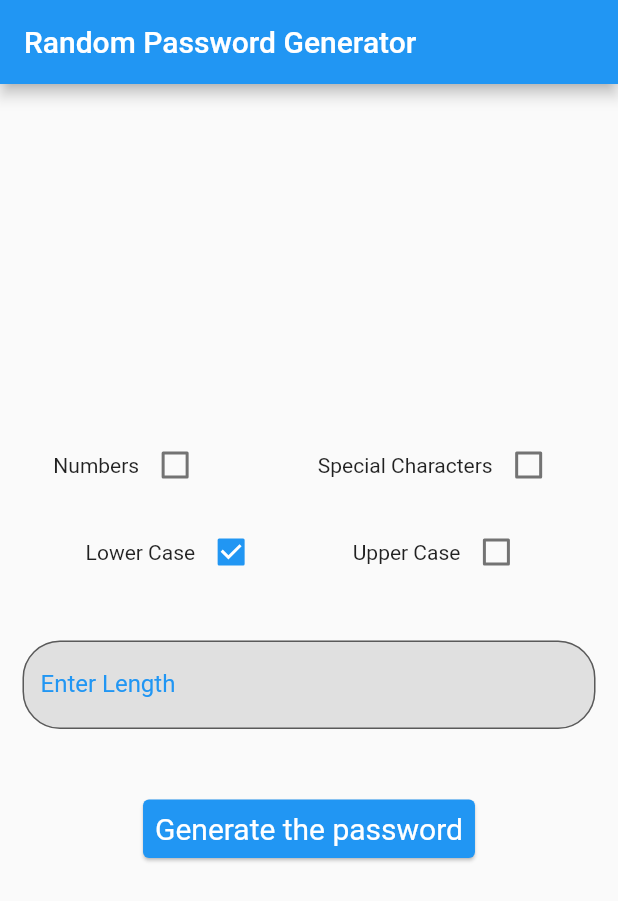
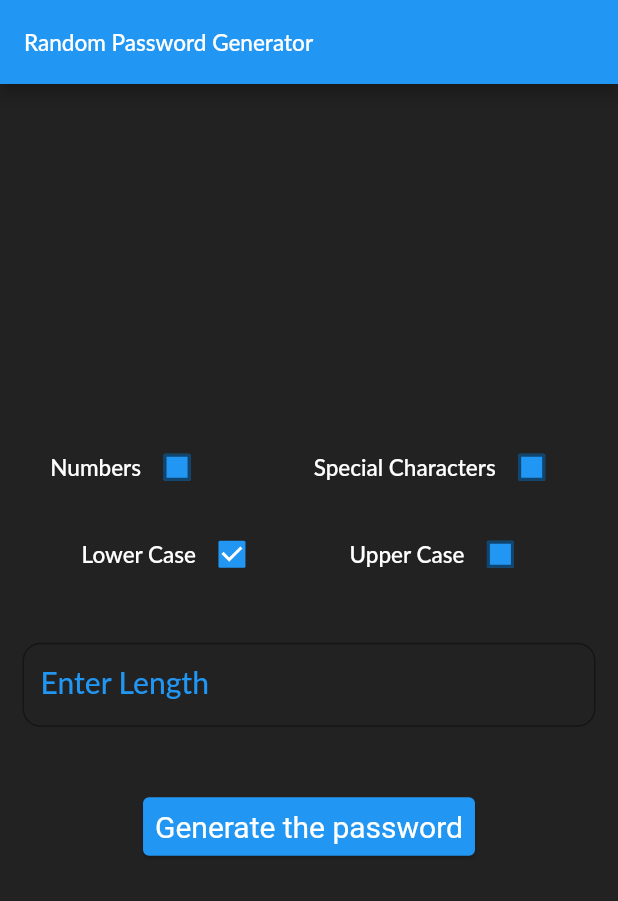
Before and after one commit to Hami0095/passwordgenerator, a Flutter app: the screen it shows after launch, after a tap on "Generate the password", on a phone screen of 412 x 824 dp. Shown: the top 901 px of the screen. Run offline on Flutter 3.47's test engine with Material 2 defaults, Android fonts, the phone set to English and light mode, and no system bars; missing offline and left inert: random_password_generator; Roboto replaces fonts that are missing (Lato).

Commit message:
0yA4HDpo-add&create Themes

```diff
--- a/lib/main.dart
+++ b/lib/main.dart
@@ -1,4 +1,5 @@
 import 'package:flutter/material.dart';
+import 'package:password_generator/themes/themes.dart';
 
 import './models/pwd_generator.dart';
 
@@ -14,9 +15,7 @@ class MyApp extends StatelessWidget {
   Widget build(BuildContext context) {
     return MaterialApp(
       title: 'Flutter Demo',
-      theme: ThemeData(
-        primarySwatch: Colors.blue,
-      ),
+      theme: MyThemes.darkTheme,
       home: const PasswordGenerator(),
     );
   }
--- a/lib/models/pwd_generator.dart
+++ b/lib/models/pwd_generator.dart
@@ -19,7 +19,7 @@ class _PasswordGeneratorState extends State<PasswordGenerator> {
   String newPassword = '';
   Color _color = Colors.blue;
   String isOk = '';
-  TextEditingController _passwordLength = TextEditingController();
+  final TextEditingController _passwordLength = TextEditingController();
   final password = RandomPasswordGenerator();
   @override
   void initState() {
@@ -50,8 +50,12 @@ class _PasswordGeneratorState extends State<PasswordGenerator> {
     return MaterialApp(
       debugShowCheckedModeBanner: false,
       home: Scaffold(
+        backgroundColor: Theme.of(context).scaffoldBackgroundColor,
         appBar: AppBar(
-          title: const Text('Random Password Generator'),
+          title: Text(
+            'Random Password Generator',
+            style: Theme.of(context).textTheme.bodyLarge,
+          ),
         ),
         body: Center(
           child: SingleChildScrollView(
@@ -63,8 +67,14 @@ class _PasswordGeneratorState extends State<PasswordGenerator> {
                     Row(
                       mainAxisAlignment: MainAxisAlignment.center,
                       children: <Widget>[
-                        const Text('Numbers'),
+                        Text(
+                          'Numbers',
+                          style: Theme.of(context).textTheme.bodyLarge,
+                        ),
                         Checkbox(
+                          fillColor: MaterialStateColor.resolveWith((states) {
+                            return Colors.blue;
+                          }),
                           value: _isWithNumbers,
                           onChanged: (value) => {
                             setState(() {
@@ -77,8 +87,14 @@ class _PasswordGeneratorState extends State<PasswordGenerator> {
                     Row(
                       mainAxisAlignment: MainAxisAlignment.center,
                       children: <Widget>[
-                        const Text('Special Characters'),
+                        Text(
+                          'Special Characters',
+                          style: Theme.of(context).textTheme.bodyLarge,
+                        ),
                         Checkbox(
+                          fillColor: MaterialStateColor.resolveWith((states) {
+                            return Colors.blue;
+                          }),
                           value: _isWithSpecial,
                           onChanged: (value) => {
                             setState(
@@ -102,8 +118,14 @@ class _PasswordGeneratorState extends State<PasswordGenerator> {
                     Row(
                       mainAxisAlignment: MainAxisAlignment.center,
                       children: <Widget>[
-                        const Text('Lower Case'),
+                        Text(
+                          'Lower Case',
+                          style: Theme.of(context).textTheme.bodyLarge,
+                        ),
                         Checkbox(
+                          fillColor: MaterialStateColor.resolveWith((states) {
+                            return Colors.blue;
+                          }),
                           value: _isWithLetters,
                           onChanged: (value) => {
                             setState(() {
@@ -116,8 +138,14 @@ class _PasswordGeneratorState extends State<PasswordGenerator> {
                     Row(
                       mainAxisAlignment: MainAxisAlignment.center,
                       children: <Widget>[
-                        const Text('Upper Case'),
+                        Text(
+                          'Upper Case',
+                          style: Theme.of(context).textTheme.bodyLarge,
+                        ),
                         Checkbox(
+                          fillColor: MaterialStateColor.resolveWith((states) {
+                            return Colors.blue;
+                          }),
                           value: _isWithUppercase,
                           onChanged: (value) => {
                             setState(() {
@@ -138,15 +166,16 @@ class _PasswordGeneratorState extends State<PasswordGenerator> {
                     controller: _passwordLength,
                     decoration: InputDecoration(
                       border: OutlineInputBorder(
-                        borderRadius: BorderRadius.circular(25.0),
+                        borderRadius: BorderRadius.circular(12.0),
                         borderSide: const BorderSide(),
                       ),
-                      filled: true,
+                      // filled: true,
                       fillColor: Colors.grey[300],
                       labelText: 'Enter Length',
-                      labelStyle: const TextStyle(color: Colors.blue),
+                      labelStyle: Theme.of(context).textTheme.titleLarge,
                     ),
                     keyboardType: TextInputType.number,
+                    style: Theme.of(context).textTheme.bodyMedium,
                   ),
                 ),
                 const SizedBox(
@@ -172,13 +201,16 @@ class _PasswordGeneratorState extends State<PasswordGenerator> {
                         password.checkPassword(password: newPassword);
                     if (passwordstrength < 0.3) {
                       _color = Colors.red;
-                      isOk = 'This password is weak!';
+                      isOk =
+                          'According to Password Sense, this password is weak!';
                     } else if (passwordstrength < 0.7) {
                       _color = Colors.blue;
-                      isOk = 'This password is Good';
+                      isOk =
+                          'According to Password Sense, this password is Good';
                     } else {
-                      _color = Colors.green;
-                      isOk = 'This password is Strong';
+                      _color = Colors.blueGrey;
+                      isOk =
+                          'According to Password Sense, this password is Strong';
                     }
                     if (newPassword.length < 8 ||
                         newPassword.isEmpty ||
@@ -187,8 +219,10 @@ class _PasswordGeneratorState extends State<PasswordGenerator> {
                           context: context,
                           builder: (ctx) {
                             return AlertDialog(
-                              title: const Text(
-                                  "Password Length provided is not OK!"),
+                              title: Text(
+                                "Password Length provided is not OK!",
+                                style: Theme.of(context).textTheme.titleLarge,
+                              ),
                               content: const Text(
                                   "Minimum password that can be entered is 8 and at max 50"),
                               actions: [
@@ -231,7 +265,11 @@ class _PasswordGeneratorState extends State<PasswordGenerator> {
                         padding: const EdgeInsets.all(8.0),
                         child: Text(
                           isOk,
-                          style: TextStyle(color: _color, fontSize: 25),
+                          style: TextStyle(
+                            color: _color,
+                            fontFamily: 'Lato',
+                            fontSize: 20,
+                          ),
                         ),
                       ),
                     ),
@@ -241,12 +279,28 @@ class _PasswordGeneratorState extends State<PasswordGenerator> {
                     child: SingleChildScrollView(
                       child: Padding(
                         padding: const EdgeInsets.all(8.0),
-                        child: Container(
-                          decoration: BoxDecoration(),
-                          child: SelectableText(
-                            newPassword,
-                            style: TextStyle(color: _color, fontSize: 25),
-                          ),
+                        child: Row(
+                          children: [
+                            Text(
+                              "Your Password : ",
+                              style: Theme.of(context).textTheme.bodyLarge,
+                            ),
+                            Container(
+                              decoration: BoxDecoration(
+                                border: Border.all(
+                                  color: Colors.grey,
+                                ),
+                                borderRadius: const BorderRadius.only(
+                                  topLeft: Radius.circular(10),
+                                  bottomRight: Radius.circular(10),
+                                ),
+                              ),
+                              width: MediaQuery.of(context).size.width * 0.50,
+                              padding: const EdgeInsets.all(12),
+                              child: SelectableText(newPassword,
+                                  style: Theme.of(context).textTheme.bodyLarge),
+                            ),
+                          ],
                         ),
                       ),
                     ),
--- /dev/null
+++ b/lib/themes/themes.dart
@@ -0,0 +1,106 @@
+import 'package:flutter/material.dart';
+import 'package:flutter/services.dart';
+
+class MyThemes {
+  static final darkTheme = ThemeData(
+    scaffoldBackgroundColor: Colors.black87,
+    primarySwatch: Colors.blue,
+    dividerColor: Colors.blue,
+    cardColor: Colors.black,
+    iconTheme: const IconThemeData(
+      color: Colors.white,
+    ),
+    drawerTheme: const DrawerThemeData(
+      backgroundColor: Color.fromARGB(255, 51, 51, 51),
+    ),
+    switchTheme: SwitchThemeData(
+      overlayColor: MaterialStateProperty.resolveWith(
+        (states) {
+          if (states.contains(MaterialState.pressed)) {
+            return Colors.blue;
+          }
+          return Colors.white;
+        },
+      ),
+    ),
+    textTheme: const TextTheme(
+      titleLarge: TextStyle(
+        color: Colors.blue,
+        fontFamily: 'Lato',
+        fontSize: 20,
+      ),
+      titleMedium: TextStyle(
+        color: Colors.blue,
+        fontFamily: 'Lato',
+        fontSize: 18,
+      ),
+      titleSmall: TextStyle(
+        color: Colors.blue,
+        fontFamily: 'Lato',
+        fontSize: 16,
+      ),
+      bodyLarge: TextStyle(
+        color: Colors.white,
+        fontFamily: 'Lato',
+        fontSize: 15,
+      ),
+      bodyMedium: TextStyle(
+        color: Colors.white,
+        fontFamily: 'Lato',
+        fontSize: 13,
+      ),
+      bodySmall: TextStyle(
+        color: Colors.white,
+        fontFamily: 'Lato',
+        fontSize: 15,
+      ),
+      headlineLarge: TextStyle(
+        color: Colors.white,
+        fontFamily: 'Lato-Bold',
+        fontSize: 24,
+        fontWeight: FontWeight.bold,
+      ),
+      headlineMedium: TextStyle(
+        color: Colors.white,
+        fontFamily: 'Lato-Bold',
+        fontSize: 20,
+        fontWeight: FontWeight.bold,
+      ),
+      headlineSmall: TextStyle(
+        color: Colors.white,
+        fontFamily: 'Lato',
+        fontSize: 18,
+        fontWeight: FontWeight.bold,
+        // fontStyle:
+      ),
+      labelLarge: TextStyle(
+        color: Colors.white,
+        fontFamily: 'Lato',
+        fontSize: 11,
+      ),
+      labelMedium: TextStyle(
+        color: Colors.white,
+        fontFamily: 'Lato',
+        fontSize: 9,
+      ),
+      labelSmall: TextStyle(
+        color: Colors.white,
+        fontFamily: 'Lato',
+        fontSize: 7,
+      ),
+    ),
+    colorScheme: const ColorScheme.dark(
+      onPrimary: Colors.blue,
+      onError: Colors.red,
+      brightness: Brightness.light,
+      primary: Colors.lightBlueAccent,
+      secondary: Colors.blue,
+    ),
+    appBarTheme: const AppBarTheme(
+      titleTextStyle: TextStyle(fontFamily: 'lato', color: Colors.white10),
+      backgroundColor: Colors.lightBlueAccent,
+      systemOverlayStyle: SystemUiOverlayStyle.light,
+      // textTheme:
+    ),
+  );
+}
```
